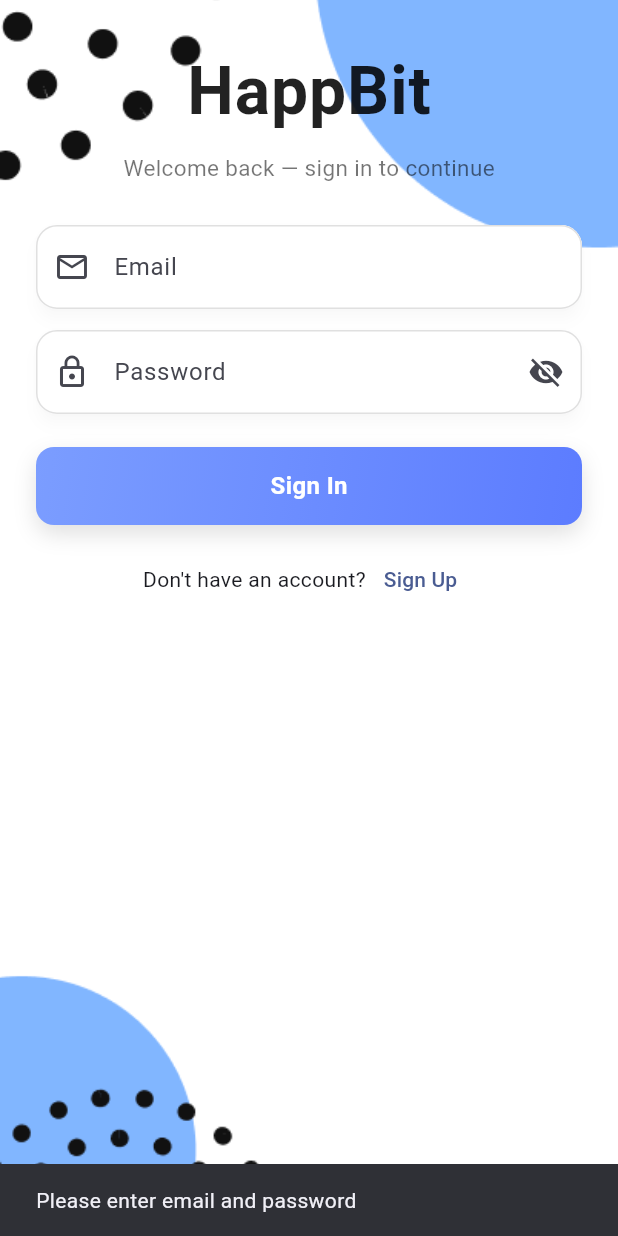
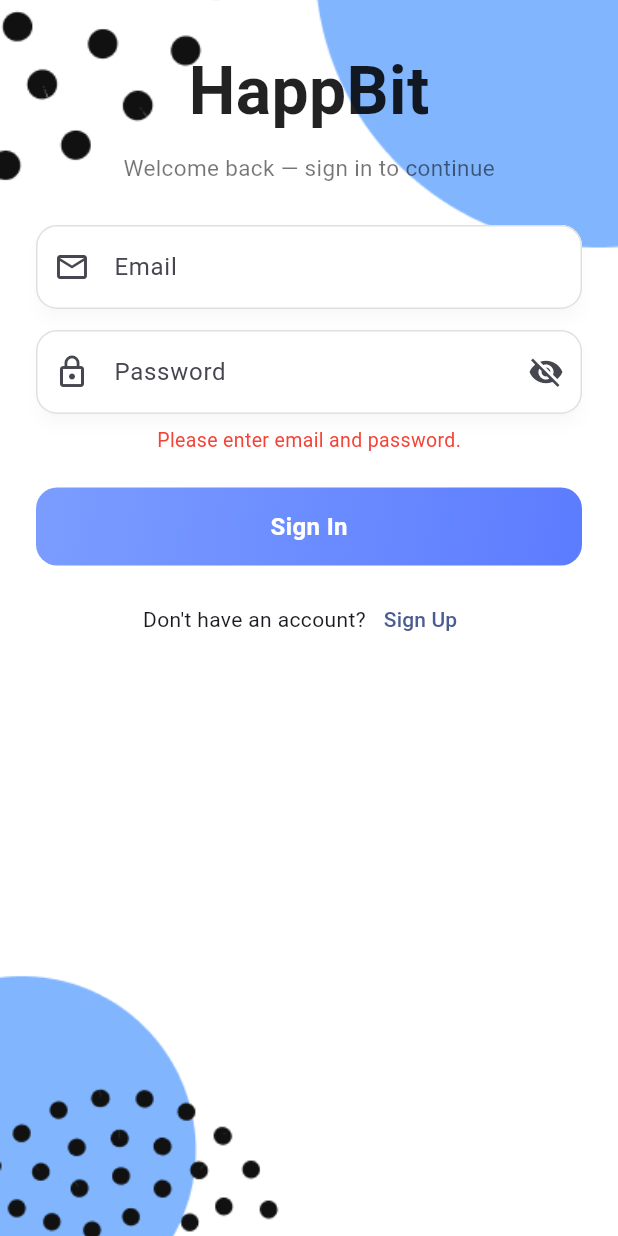
Before and after one commit to JunasVee/happbit, a Flutter app: the screen it shows after launch, after a tap on "Sign In", on a phone screen of 412 x 824 dp. Run offline on Flutter 3.47's test engine with Material 3 defaults, Android fonts, the light colour scheme and no system bars; our stand-ins replace flutter_dotenv, supabase_flutter; accounts and stored records are empty.

Commit message:
invalid email or password error message on page

```diff
--- a/lib/pages/auth/sign_in_page.dart
+++ b/lib/pages/auth/sign_in_page.dart
@@ -20,6 +20,8 @@ class _SignInPageState extends State<SignInPage> {
   bool _loading = false;
   bool _obscure = true;
 
+  String? _errorMessage; // NEW: inline error message
+
   @override
   void dispose() {
     _emailCtl.dispose();
@@ -28,30 +30,30 @@ class _SignInPageState extends State<SignInPage> {
   }
 
   Future<void> _submit() async {
+    setState(() => _errorMessage = null); // clear old errors
+
     final email = _emailCtl.text.trim();
     final password = _passCtl.text;
 
     if (email.isEmpty || password.isEmpty) {
-      ScaffoldMessenger.of(context).showSnackBar(
-        const SnackBar(content: Text('Please enter email and password')),
-      );
+      setState(() => _errorMessage = "Please enter email and password.");
       return;
     }
 
     setState(() => _loading = true);
 
     try {
-      // Sign in using AuthService (throws on error)
+      // 🔐 Attempt login
       final user = await _auth.signIn(email, password);
 
-      // Fetch display_name if exists and then upsert to ensure email is present
-      final existingProfile = await _supabase
+      // Ensure profile exists and email is stored
+      final existing = await _supabase
           .from('profiles')
           .select('display_name')
           .eq('id', user.id)
           .maybeSingle();
 
-      final displayName = existingProfile?['display_name'] ?? '';
+      final displayName = existing?['display_name'] ?? '';
 
       await _supabase.from('profiles').upsert({
         'id': user.id,
@@ -60,17 +62,12 @@ class _SignInPageState extends State<SignInPage> {
         'timezone': 'Asia/Jakarta',
       });
 
-      if (!mounted) return;
-      ScaffoldMessenger.of(
-        context,
-      ).showSnackBar(const SnackBar(content: Text('Signed in successfully.')));
-      // AuthGate listens to auth state and will route to MainNavigation automatically.
     } catch (e) {
       debugPrint("Sign-in error: $e");
-      if (!mounted) return;
-      ScaffoldMessenger.of(
-        context,
-      ).showSnackBar(SnackBar(content: Text('Sign in failed: $e')));
+
+      // ❗ Always generic message
+      setState(() => _errorMessage = "Invalid email or password.");
+
     } finally {
       if (mounted) setState(() => _loading = false);
     }
@@ -84,13 +81,11 @@ class _SignInPageState extends State<SignInPage> {
 
   @override
   Widget build(BuildContext context) {
-    final primary = Theme.of(context).colorScheme.primary;
     return Scaffold(
-      // Keep AppBar minimal (optional)
       backgroundColor: Colors.white,
       body: Stack(
         children: [
-          // Background image
+          // Background
           Positioned.fill(
             child: Image.asset(
               'assets/images/splash_bg.png',
@@ -98,7 +93,7 @@ class _SignInPageState extends State<SignInPage> {
             ),
           ),
 
-          // Form area (scrollable + centered)
+          // Content
           Positioned.fill(
             child: SafeArea(
               child: LayoutBuilder(
@@ -106,24 +101,20 @@ class _SignInPageState extends State<SignInPage> {
                   return SingleChildScrollView(
                     physics: const BouncingScrollPhysics(),
                     child: ConstrainedBox(
-                      constraints: BoxConstraints(
-                        minHeight: constraints.maxHeight,
-                      ),
+                      constraints: BoxConstraints(minHeight: constraints.maxHeight),
                       child: IntrinsicHeight(
                         child: Column(
                           mainAxisAlignment: MainAxisAlignment.center,
                           children: [
-                            // Spacer top
                             const SizedBox(height: 30),
 
-                            // App title
+                            /// Title
                             Text(
                               'HappBit',
                               style: TextStyle(
                                 fontSize: 44,
                                 fontWeight: FontWeight.bold,
                                 color: Colors.black87,
-                                letterSpacing: 0.6,
                               ),
                             ),
                             const SizedBox(height: 8),
@@ -136,14 +127,12 @@ class _SignInPageState extends State<SignInPage> {
                             ),
                             const SizedBox(height: 28),
 
-                            // Input fields container (no outer card) - fields float over background
+                            /// Inputs + Button
                             Padding(
-                              padding: const EdgeInsets.symmetric(
-                                horizontal: 24.0,
-                              ),
+                              padding: const EdgeInsets.symmetric(horizontal: 24.0),
                               child: Column(
                                 children: [
-                                  // Email
+                                  /// Email field
                                   _FloatingTextField(
                                     controller: _emailCtl,
                                     label: 'Email',
@@ -152,46 +141,44 @@ class _SignInPageState extends State<SignInPage> {
                                   ),
                                   const SizedBox(height: 14),
 
-                                  // Password
+                                  /// Password field
                                   _FloatingTextField(
                                     controller: _passCtl,
                                     label: 'Password',
+                                    obscureText: _obscure,
                                     prefix: const Icon(Icons.lock_outline),
-                                    obscureText: _obscure,
                                     suffix: IconButton(
-                                      splashRadius: 18,
-                                      icon: Icon(
-                                        _obscure
-                                            ? Icons.visibility_off
-                                            : Icons.visibility,
-                                      ),
+                                      icon: Icon(_obscure
+                                          ? Icons.visibility_off
+                                          : Icons.visibility),
                                       onPressed: () =>
                                           setState(() => _obscure = !_obscure),
                                     ),
                                   ),
+
+                                  /// INLINE ERROR MESSAGE (NEW)
+                                  if (_errorMessage != null) ...[
+                                    const SizedBox(height: 8),
+                                    Text(
+                                      _errorMessage!,
+                                      style: const TextStyle(
+                                        color: Colors.red,
+                                        fontSize: 13,
+                                      ),
+                                    ),
+                                  ],
+
                                   const SizedBox(height: 22),
 
-                                  // Sign In button (gradient)
+                                  /// Sign In button
                                   GradientButton(
-                                    text: _loading
-                                        ? 'Signing in...'
-                                        : 'Sign In',
-                                    height: 52,
+                                    text: _loading ? 'Signing in...' : 'Sign In',
+                                    loading: _loading,
                                     onPressed: _loading ? null : _submit,
-                                    gradient: const LinearGradient(
-                                      colors: [
-                                        Color(0xFF7B9DFF), // light blue
-                                        Color(0xFF5C7CFF), // deeper blue
-                                      ],
-                                      begin: Alignment.topLeft,
-                                      end: Alignment.bottomRight,
-                                    ),
-                                    loading: _loading,
                                   ),
 
                                   const SizedBox(height: 12),
 
-                                  // Sign up link
                                   Row(
                                     mainAxisAlignment: MainAxisAlignment.center,
                                     children: [
@@ -206,7 +193,6 @@ class _SignInPageState extends State<SignInPage> {
                               ),
                             ),
 
-                            // Spacer bottom (so content centers nicely)
                             const Spacer(),
                           ],
                         ),
@@ -223,16 +209,18 @@ class _SignInPageState extends State<SignInPage> {
   }
 }
 
-/// Floating outlined + filled text field widget (rounded)
+/// ------------------------------
+/// Floating text field widget
+/// ------------------------------
 class _FloatingTextField extends StatelessWidget {
   const _FloatingTextField({
+    super.key,
     required this.controller,
     required this.label,
     this.prefix,
     this.suffix,
     this.obscureText = false,
     this.keyboardType,
-    super.key,
   });
 
   final TextEditingController controller;
@@ -244,38 +232,31 @@ class _FloatingTextField extends StatelessWidget {
 
   @override
   Widget build(BuildContext context) {
-    // Slight shadow and rounded look to "float"
     return Material(
       elevation: 4,
       shadowColor: Colors.black12,
       borderRadius: BorderRadius.circular(14),
       child: TextField(
         controller: controller,
+        obscureText: obscureText,
         keyboardType: keyboardType,
-        obscureText: obscureText,
         decoration: InputDecoration(
           labelText: label,
           filled: true,
           fillColor: Colors.white.withOpacity(0.95),
           prefixIcon: prefix,
           suffixIcon: suffix,
-          contentPadding: const EdgeInsets.symmetric(
-            vertical: 16,
-            horizontal: 16,
-          ),
+          contentPadding: const EdgeInsets.symmetric(vertical: 16, horizontal: 16),
           border: OutlineInputBorder(
-            borderSide: BorderSide(color: Colors.grey.shade300, width: 1),
+            borderSide: BorderSide(color: Colors.grey.shade300),
             borderRadius: BorderRadius.circular(14),
           ),
           enabledBorder: OutlineInputBorder(
-            borderSide: BorderSide(color: Colors.grey.shade300, width: 1),
+            borderSide: BorderSide(color: Colors.grey.shade300),
             borderRadius: BorderRadius.circular(14),
           ),
           focusedBorder: OutlineInputBorder(
-            borderSide: BorderSide(
-              color: Theme.of(context).colorScheme.primary,
-              width: 2,
-            ),
+            borderSide: const BorderSide(color: Color(0xFF5C7CFF), width: 2),
             borderRadius: BorderRadius.circular(14),
           ),
         ),
@@ -284,40 +265,41 @@ class _FloatingTextField extends StatelessWidget {
   }
 }
 
-/// Gradient button with rounded corners
+/// ------------------------------
+/// Gradient Button
+/// ------------------------------
 class GradientButton extends StatelessWidget {
   const GradientButton({
+    super.key,
     required this.text,
     required this.onPressed,
-    required this.gradient,
-    this.height = 50,
+    this.height = 52,
     this.loading = false,
-    super.key,
   });
 
   final String text;
   final VoidCallback? onPressed;
-  final Gradient gradient;
   final double height;
   final bool loading;
 
   @override
   Widget build(BuildContext context) {
-    final radius = BorderRadius.circular(12);
+    const radius = BorderRadius.all(Radius.circular(14));
+
     return SizedBox(
       width: double.infinity,
       height: height,
       child: DecoratedBox(
-        decoration: BoxDecoration(
-          gradient: gradient,
+        decoration: const BoxDecoration(
+          gradient: LinearGradient(
+            colors: [
+              Color(0xFF7B9DFF),
+              Color(0xFF5C7CFF),
+            ],
+            begin: Alignment.topLeft,
+            end: Alignment.bottomRight,
+          ),
           borderRadius: radius,
-          boxShadow: const [
-            BoxShadow(
-              color: Color.fromRGBO(0, 0, 0, 0.12),
-              offset: Offset(0, 6),
-              blurRadius: 12,
-            ),
-          ],
         ),
         child: ClipRRect(
           borderRadius: radius,
@@ -327,14 +309,8 @@ class GradientButton extends StatelessWidget {
               onTap: onPressed,
               child: Center(
                 child: loading
-                    ? const SizedBox(
-                        width: 20,
-                        height: 20,
-                        child: CircularProgressIndicator(
-                          color: Colors.white,
-                          strokeWidth: 2,
-                        ),
-                      )
+                    ? const CircularProgressIndicator(
+                        color: Colors.white, strokeWidth: 2)
                     : Text(
                         text,
                         style: const TextStyle(
```
